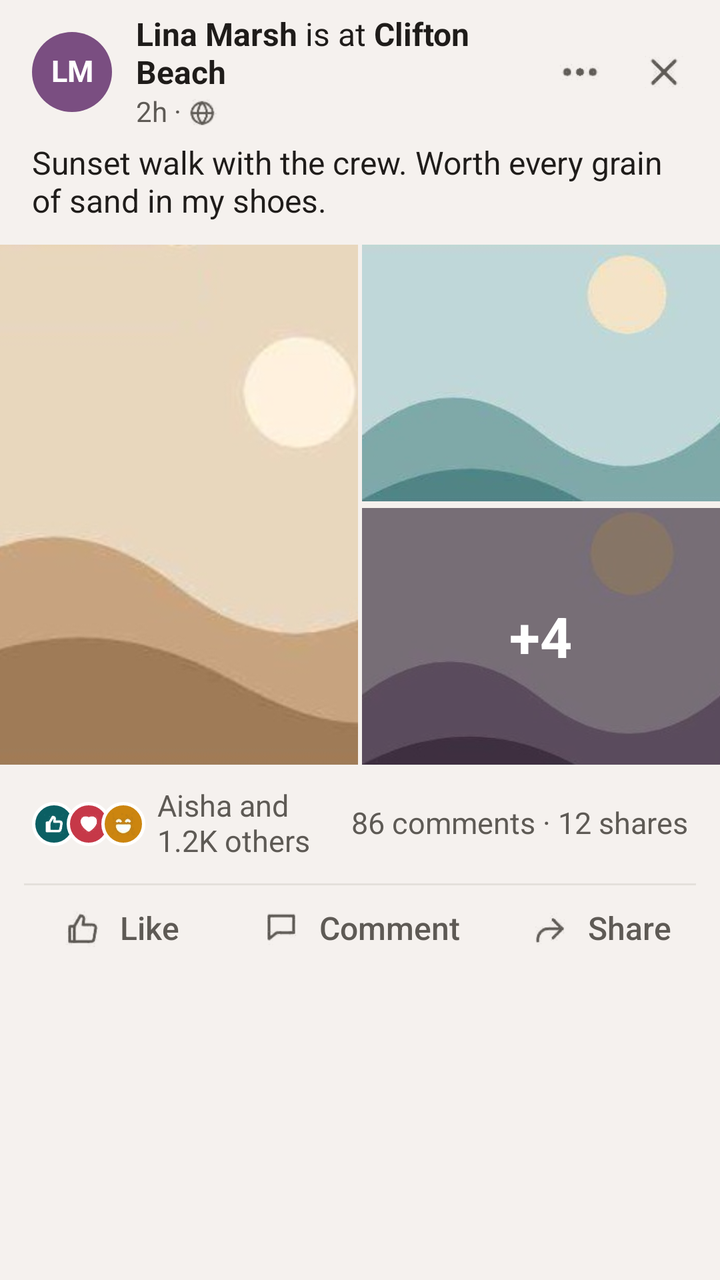
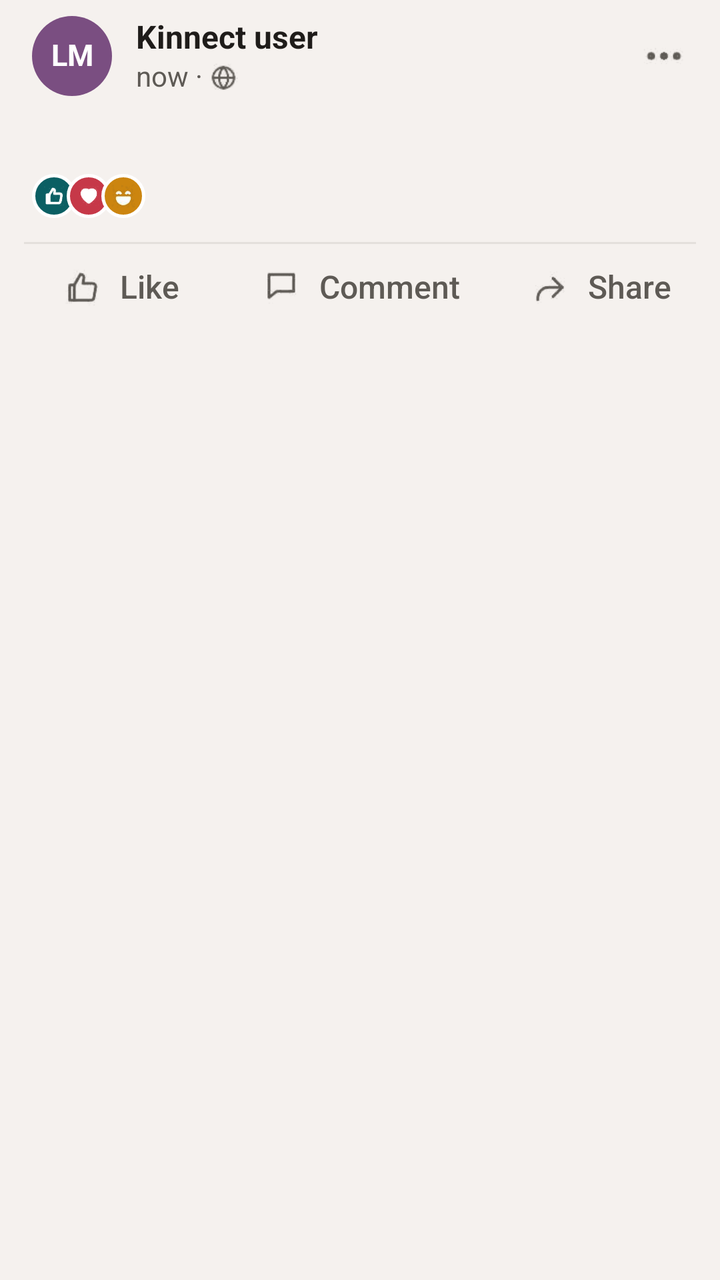

Two renders of the same Android screen: before a commit and after it. Below are the layout's source before the change and the commit's diff.
<!-- AndroidManifest.xml: application theme Theme.SMDASS1 -->
<!-- res/layout/item_post.xml -->
<?xml version="1.0" encoding="utf-8"?>
<LinearLayout xmlns:android="http://schemas.android.com/apk/res/android"
    xmlns:app="http://schemas.android.com/apk/res-auto"
    android:layout_width="match_parent"
    android:layout_height="wrap_content"
    android:orientation="vertical">

    
    <LinearLayout
        android:layout_width="match_parent"
        android:layout_height="wrap_content"
        android:gravity="center_vertical"
        android:orientation="horizontal"
        android:paddingStart="16dp"
        android:paddingTop="8dp"
        android:paddingEnd="16dp">

        <TextView
            style="@style/Kin.Avatar"
            android:layout_width="40dp"
            android:layout_height="40dp"
            android:backgroundTint="@color/avatar_purple"
            android:text="LM"
            android:textSize="15sp" />

        <LinearLayout
            android:layout_width="0dp"
            android:layout_height="wrap_content"
            android:layout_marginStart="12dp"
            android:layout_weight="1"
            android:orientation="vertical">

            <TextView
                style="@style/Kin.Text"
                android:layout_width="wrap_content"
                android:layout_height="wrap_content"
                android:text="@string/home_post_header" />

            <LinearLayout
                android:layout_width="wrap_content"
                android:layout_height="wrap_content"
                android:layout_marginTop="2dp"
                android:gravity="center_vertical"
                android:orientation="horizontal">

                <TextView
                    style="@style/Kin.Text.Secondary"
                    android:layout_width="wrap_content"
                    android:layout_height="wrap_content"
                    android:text="2h ·" />

                <ImageView
                    android:layout_width="14dp"
                    android:layout_height="14dp"
                    android:layout_marginStart="4dp"
                    android:src="@drawable/ic_globe"
                    app:tint="@color/text_secondary" />
            </LinearLayout>
        </LinearLayout>

        <ImageView
            android:layout_width="24dp"
            android:layout_height="24dp"
            android:src="@drawable/ic_more"
            app:tint="@color/text_secondary" />

        <ImageView
            android:layout_width="24dp"
            android:layout_height="24dp"
            android:layout_marginStart="18dp"
            android:src="@drawable/ic_close"
            app:tint="@color/text_secondary" />
    </LinearLayout>

    <TextView
        style="@style/Kin.Text"
        android:layout_width="match_parent"
        android:layout_height="wrap_content"
        android:layout_marginTop="8dp"
        android:paddingStart="16dp"
        android:paddingEnd="16dp"
        android:text="Sunset walk with the crew. Worth every grain of sand in my shoes." />

    
    <LinearLayout
        android:id="@+id/photoCollage"
        android:layout_width="match_parent"
        android:layout_height="260dp"
        android:layout_marginTop="12dp"
        android:orientation="horizontal">

        <ImageView
            android:layout_width="0dp"
            android:layout_height="match_parent"
            android:layout_marginEnd="1dp"
            android:layout_weight="1"
            android:scaleType="centerCrop"
            android:src="@drawable/art_sand" />

        <LinearLayout
            android:layout_width="0dp"
            android:layout_height="match_parent"
            android:layout_marginStart="1dp"
            android:layout_weight="1"
            android:orientation="vertical">

            <ImageView
                android:layout_width="match_parent"
                android:layout_height="0dp"
                android:layout_marginBottom="1.5dp"
                android:layout_weight="1"
                android:scaleType="centerCrop"
                android:src="@drawable/art_teal" />

            <RelativeLayout
                android:layout_width="match_parent"
                android:layout_height="0dp"
                android:layout_marginTop="1.5dp"
                android:layout_weight="1">

                <ImageView
                    android:layout_width="match_parent"
                    android:layout_height="match_parent"
                    android:scaleType="centerCrop"
                    android:src="@drawable/art_lilac" />

                
                <TextView
                    android:layout_width="match_parent"
                    android:layout_height="match_parent"
                    android:background="@drawable/bg_overlay"
                    android:gravity="center"
                    android:text="+4"
                    android:textColor="@color/white"
                    android:textSize="28sp"
                    android:textStyle="bold" />
            </RelativeLayout>
        </LinearLayout>
    </LinearLayout>

    
    <LinearLayout
        android:layout_width="match_parent"
        android:layout_height="wrap_content"
        android:gravity="center_vertical"
        android:orientation="horizontal"
        android:paddingStart="16dp"
        android:paddingTop="12dp"
        android:paddingEnd="16dp"
        android:paddingBottom="12dp">

        
        <LinearLayout xmlns:app="http://schemas.android.com/apk/res-auto"
            android:layout_width="wrap_content"
            android:layout_height="wrap_content"
            android:orientation="horizontal">

            <ImageView
                android:layout_width="22dp"
                android:layout_height="22dp"
                android:background="@drawable/bg_react_like"
                android:padding="5dp"
                android:src="@drawable/ic_thumb_filled"
                app:tint="@color/white" />

            <ImageView
                android:layout_width="22dp"
                android:layout_height="22dp"
                android:layout_marginStart="-5dp"
                android:background="@drawable/bg_react_love"
                android:padding="5dp"
                android:src="@drawable/ic_heart_filled"
                app:tint="@color/white" />

            <ImageView
                android:layout_width="22dp"
                android:layout_height="22dp"
                android:layout_marginStart="-5dp"
                android:background="@drawable/bg_react_gold"
                android:padding="4dp"
                android:src="@drawable/ic_face_haha" />
        </LinearLayout>

        <TextView
            style="@style/Kin.Text.Secondary"
            android:layout_width="0dp"
            android:layout_height="wrap_content"
            android:layout_marginStart="6dp"
            android:layout_weight="1"
            android:text="Aisha and 1.2K others"
            android:textSize="15sp" />

        <TextView
            style="@style/Kin.Text.Secondary"
            android:layout_width="wrap_content"
            android:layout_height="wrap_content"
            android:text="86 comments · 12 shares"
            android:textSize="15sp" />
    </LinearLayout>

    <View
        style="@style/Kin.Divider"
        android:layout_width="match_parent"
        android:layout_height="1dp"
        android:layout_marginStart="12dp"
        android:layout_marginEnd="12dp" />

    
    <LinearLayout
        android:layout_width="match_parent"
        android:layout_height="44dp"
        android:orientation="horizontal">

        <LinearLayout
            android:id="@+id/btnLike"
            android:layout_width="0dp"
            android:layout_height="match_parent"
            android:layout_weight="1"
            android:clickable="true"
            android:focusable="true"
            android:gravity="center"
            android:orientation="horizontal">

            <ImageView
                android:layout_width="22dp"
                android:layout_height="22dp"
                android:src="@drawable/ic_like"
                app:tint="@color/text_secondary" />

            <TextView
                style="@style/Kin.Text"
                android:layout_width="wrap_content"
                android:layout_height="wrap_content"
                android:layout_marginStart="8dp"
                android:fontFamily="sans-serif-medium"
                android:text="Like"
                android:textColor="@color/text_secondary" />
        </LinearLayout>

        <LinearLayout
            android:id="@+id/btnComment"
            android:layout_width="0dp"
            android:layout_height="match_parent"
            android:layout_weight="1"
            android:clickable="true"
            android:focusable="true"
            android:gravity="center"
            android:orientation="horizontal">

            <ImageView
                android:layout_width="22dp"
                android:layout_height="22dp"
                android:src="@drawable/ic_comment"
                app:tint="@color/text_secondary" />

            <TextView
                style="@style/Kin.Text"
                android:layout_width="wrap_content"
                android:layout_height="wrap_content"
                android:layout_marginStart="8dp"
                android:fontFamily="sans-serif-medium"
                android:text="Comment"
                android:textColor="@color/text_secondary" />
        </LinearLayout>

        <LinearLayout
            android:layout_width="0dp"
            android:layout_height="match_parent"
            android:layout_weight="1"
            android:clickable="true"
            android:focusable="true"
            android:gravity="center"
            android:orientation="horizontal">

            <ImageView
                android:layout_width="22dp"
                android:layout_height="22dp"
                android:src="@drawable/ic_share"
                app:tint="@color/text_secondary" />

            <TextView
                style="@style/Kin.Text"
                android:layout_width="wrap_content"
                android:layout_height="wrap_content"
                android:layout_marginStart="8dp"
                android:fontFamily="sans-serif-medium"
                android:text="Share"
                android:textColor="@color/text_secondary" />
        </LinearLayout>
    </LinearLayout>
</LinearLayout>
<!-- resources referenced by this layout -->
<resources>
  <color name="avatar_purple">#7A4E81</color>
  <color name="text_secondary">#5E5A55</color>
  <color name="white">#FFFFFFFF</color>
  <!-- drawable art_lilac: jpg bitmap (drawable-nodpi, 5706 bytes) -->
  <!-- drawable art_sand: jpg bitmap (drawable-nodpi, 6426 bytes) -->
  <!-- drawable art_teal: jpg bitmap (drawable-nodpi, 6284 bytes) -->
  <!-- drawable bg_overlay (drawable) -->
  <?xml version="1.0" encoding="utf-8"?>
  <shape xmlns:android="http://schemas.android.com/apk/res/android" android:shape="rectangle">
      <solid android:color="#73000000" />
  </shape>
  <!-- drawable bg_react_gold (drawable) -->
  <?xml version="1.0" encoding="utf-8"?>
  <shape xmlns:android="http://schemas.android.com/apk/res/android" android:shape="oval">
      <solid android:color="@color/gold" />
      <stroke android:width="1.5dp" android:color="@color/white" />
  </shape>
  <!-- drawable bg_react_like (drawable) -->
  <?xml version="1.0" encoding="utf-8"?>
  <shape xmlns:android="http://schemas.android.com/apk/res/android" android:shape="oval">
      <solid android:color="@color/teal" />
      <stroke android:width="1.5dp" android:color="@color/white" />
  </shape>
  <!-- drawable bg_react_love (drawable) -->
  <?xml version="1.0" encoding="utf-8"?>
  <shape xmlns:android="http://schemas.android.com/apk/res/android" android:shape="oval">
      <solid android:color="@color/love" />
      <stroke android:width="1.5dp" android:color="@color/white" />
  </shape>
  <string name="home_post_header"><b>Lina Marsh</b> is at <b>Clifton Beach</b></string>
  <style name="Kin.Avatar">
          <item name="android:background">@drawable/bg_circle</item>
          <item name="android:gravity">center</item>
          <item name="android:textColor">@color/white</item>
          <item name="android:textStyle">bold</item>
          <item name="android:includeFontPadding">false</item>
      </style>
  <style name="Kin.Divider">
          <item name="android:background">@color/divider</item>
      </style>
  <style name="Kin.Text">
          <item name="android:textColor">@color/text_primary</item>
          <item name="android:textSize">16sp</item>
          <item name="android:includeFontPadding">false</item>
      </style>
  <style name="Kin.Text.Secondary">
          <item name="android:textColor">@color/text_secondary</item>
          <item name="android:textSize">14sp</item>
      </style>
  <style name="Theme.SMDASS1" parent="Theme.AppCompat.Light.NoActionBar">
          <item name="colorPrimary">@color/teal</item>
          <item name="colorPrimaryDark">@color/teal</item>
          <item name="colorAccent">@color/teal</item>
          <item name="android:windowBackground">@drawable/bg_app</item>
          <item name="android:textColor">@color/text_primary</item>
          <item name="android:windowLightStatusBar">true</item>
          <item name="android:windowAnimationStyle">@style/ScreenTransition</item>
      </style>
  <color name="gold">#CC850F</color>
  <color name="teal">#0B5F63</color>
  <color name="love">#C63848</color>
  <!-- drawable bg_circle (drawable) -->
  <?xml version="1.0" encoding="utf-8"?>
  <shape xmlns:android="http://schemas.android.com/apk/res/android" android:shape="oval">
      <solid android:color="@color/white" />
  </shape>
  <color name="divider">#E4E0DB</color>
  <color name="text_primary">#1F1C1A</color>
  <!-- drawable bg_app (drawable) -->
  <?xml version="1.0" encoding="utf-8"?>
  <shape xmlns:android="http://schemas.android.com/apk/res/android" android:shape="rectangle">
      <solid android:color="@color/cream" />
  </shape>
  <style name="ScreenTransition" parent="@android:style/Animation.Activity">
          <item name="android:activityOpenEnterAnimation">@anim/slide_in_right</item>
          <item name="android:activityOpenExitAnimation">@anim/fade_out</item>
          <item name="android:activityCloseEnterAnimation">@anim/fade_in</item>
          <item name="android:activityCloseExitAnimation">@anim/slide_out_right</item>
      </style>
  <color name="cream">#F5F1EE</color>
  <!-- unchanged entries left out for length: 9 -->
</resources>

<!-- the commit's change to res/layout/item_post.xml (unified diff, before → after) -->
@@ -16,6 +16,7 @@
         android:paddingEnd="16dp">
 
         <TextView
+            android:id="@+id/tvInitials"
             style="@style/Kin.Avatar"
             android:layout_width="40dp"
             android:layout_height="40dp"
@@ -31,10 +32,11 @@
             android:orientation="vertical">
 
             <TextView
-                style="@style/Kin.Text"
-                android:layout_width="wrap_content"
-                android:layout_height="wrap_content"
-                android:text="@string/home_post_header" />
+                android:id="@+id/tvAuthor"
+                style="@style/Kin.Text.Name"
+                android:layout_width="wrap_content"
+                android:layout_height="wrap_content"
+                android:text="Kinnect user" />
 
             <LinearLayout
                 android:layout_width="wrap_content"
@@ -44,10 +46,11 @@
                 android:orientation="horizontal">
 
                 <TextView
+                    android:id="@+id/tvTime"
                     style="@style/Kin.Text.Secondary"
                     android:layout_width="wrap_content"
                     android:layout_height="wrap_content"
-                    android:text="2h ·" />
+                    android:text="now ·" />
 
                 <ImageView
                     android:layout_width="14dp"
@@ -65,78 +68,34 @@
             app:tint="@color/text_secondary" />
 
         <ImageView
+            android:id="@+id/btnDelete"
             android:layout_width="24dp"
             android:layout_height="24dp"
             android:layout_marginStart="18dp"
+            android:contentDescription="Delete post"
             android:src="@drawable/ic_close"
+            android:visibility="gone"
             app:tint="@color/text_secondary" />
     </LinearLayout>
 
     <TextView
+        android:id="@+id/tvPostText"
         style="@style/Kin.Text"
         android:layout_width="match_parent"
         android:layout_height="wrap_content"
         android:layout_marginTop="8dp"
         android:paddingStart="16dp"
-        android:paddingEnd="16dp"
-        android:text="Sunset walk with the crew. Worth every grain of sand in my shoes." />
-
-    
-    <LinearLayout
-        android:id="@+id/photoCollage"
-        android:layout_width="match_parent"
-        android:layout_height="260dp"
+        android:paddingEnd="16dp" />
+
+    
+    <ImageView
+        android:id="@+id/postImage"
+        android:layout_width="match_parent"
+        android:layout_height="280dp"
         android:layout_marginTop="12dp"
-        android:orientation="horizontal">
-
-        <ImageView
-            android:layout_width="0dp"
-            android:layout_height="match_parent"
-            android:layout_marginEnd="1dp"
-            android:layout_weight="1"
-            android:scaleType="centerCrop"
-            android:src="@drawable/art_sand" />
-
-        <LinearLayout
-            android:layout_width="0dp"
-            android:layout_height="match_parent"
-            android:layout_marginStart="1dp"
-            android:layout_weight="1"
-            android:orientation="vertical">
-
-            <ImageView
-                android:layout_width="match_parent"
-                android:layout_height="0dp"
-                android:layout_marginBottom="1.5dp"
-                android:layout_weight="1"
-                android:scaleType="centerCrop"
-                android:src="@drawable/art_teal" />
-
-            <RelativeLayout
-                android:layout_width="match_parent"
-                android:layout_height="0dp"
-                android:layout_marginTop="1.5dp"
-                android:layout_weight="1">
-
-                <ImageView
-                    android:layout_width="match_parent"
-                    android:layout_height="match_parent"
-                    android:scaleType="centerCrop"
-                    android:src="@drawable/art_lilac" />
-
-                
-                <TextView
-                    android:layout_width="match_parent"
-                    android:layout_height="match_parent"
-                    android:background="@drawable/bg_overlay"
-                    android:gravity="center"
-                    android:text="+4"
-                    android:textColor="@color/white"
-                    android:textSize="28sp"
-                    android:textStyle="bold" />
-            </RelativeLayout>
-        </LinearLayout>
-    </LinearLayout>
+        android:contentDescription="Post photo"
+        android:scaleType="centerCrop"
+        android:visibility="gone" />
 
     
     <LinearLayout
@@ -151,6 +110,7 @@
 
         
         <LinearLayout xmlns:app="http://schemas.android.com/apk/res-auto"
+            android:id="@+id/likeCircles"
             android:layout_width="wrap_content"
             android:layout_height="wrap_content"
             android:orientation="horizontal">
@@ -182,19 +142,21 @@
         </LinearLayout>
 
         <TextView
+            android:id="@+id/tvLikes"
             style="@style/Kin.Text.Secondary"
             android:layout_width="0dp"
             android:layout_height="wrap_content"
             android:layout_marginStart="6dp"
             android:layout_weight="1"
-            android:text="Aisha and 1.2K others"
+            android:text=""
             android:textSize="15sp" />
 
         <TextView
+            android:id="@+id/tvComments"
             style="@style/Kin.Text.Secondary"
             android:layout_width="wrap_content"
             android:layout_height="wrap_content"
-            android:text="86 comments · 12 shares"
+            android:text=""
             android:textSize="15sp" />
     </LinearLayout>
 
@@ -222,12 +184,14 @@
             android:orientation="horizontal">
 
             <ImageView
+                android:id="@+id/ivLike"
                 android:layout_width="22dp"
                 android:layout_height="22dp"
                 android:src="@drawable/ic_like"
                 app:tint="@color/text_secondary" />
 
             <TextView
+                android:id="@+id/tvLike"
                 style="@style/Kin.Text"
                 android:layout_width="wrap_content"
                 android:layout_height="wrap_content"
<!-- resource entries referenced after the edit -->
@@ -3,14 +3,6 @@
   <color name="avatar_purple">#7A4E81</color>
   <color name="text_secondary">#5E5A55</color>
   <color name="white">#FFFFFFFF</color>
-  <!-- drawable art_lilac: jpg bitmap (drawable-nodpi, 5706 bytes) -->
-  <!-- drawable art_sand: jpg bitmap (drawable-nodpi, 6426 bytes) -->
-  <!-- drawable art_teal: jpg bitmap (drawable-nodpi, 6284 bytes) -->
-  <!-- drawable bg_overlay (drawable) -->
-  <?xml version="1.0" encoding="utf-8"?>
-  <shape xmlns:android="http://schemas.android.com/apk/res/android" android:shape="rectangle">
-      <solid android:color="#73000000" />
-  </shape>
   <!-- drawable bg_react_gold (drawable) -->
   <?xml version="1.0" encoding="utf-8"?>
   <shape xmlns:android="http://schemas.android.com/apk/res/android" android:shape="oval">
@@ -29,7 +21,6 @@
       <solid android:color="@color/love" />
       <stroke android:width="1.5dp" android:color="@color/white" />
   </shape>
-  <string name="home_post_header"><b>Lina Marsh</b> is at <b>Clifton Beach</b></string>
   <style name="Kin.Avatar">
           <item name="android:background">@drawable/bg_circle</item>
           <item name="android:gravity">center</item>
@@ -44,6 +35,9 @@
           <item name="android:textColor">@color/text_primary</item>
           <item name="android:textSize">16sp</item>
           <item name="android:includeFontPadding">false</item>
+      </style>
+  <style name="Kin.Text.Name">
+          <item name="android:textStyle">bold</item>
       </style>
   <style name="Kin.Text.Secondary">
           <item name="android:textColor">@color/text_secondary</item>
